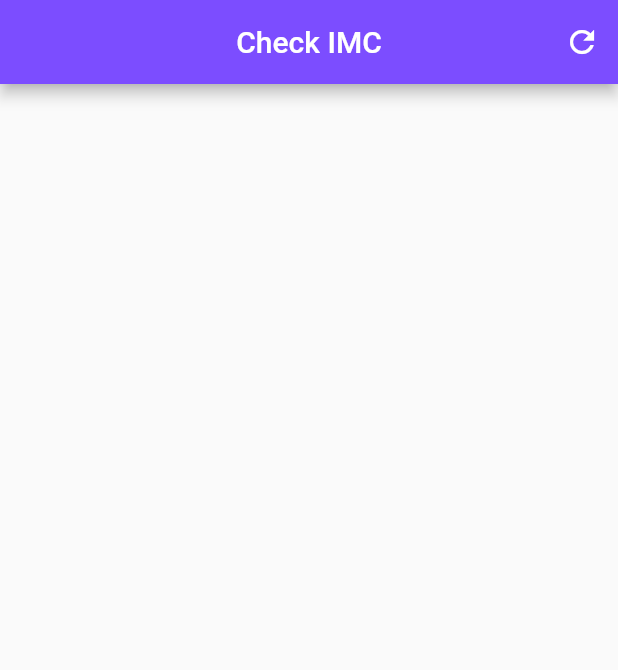
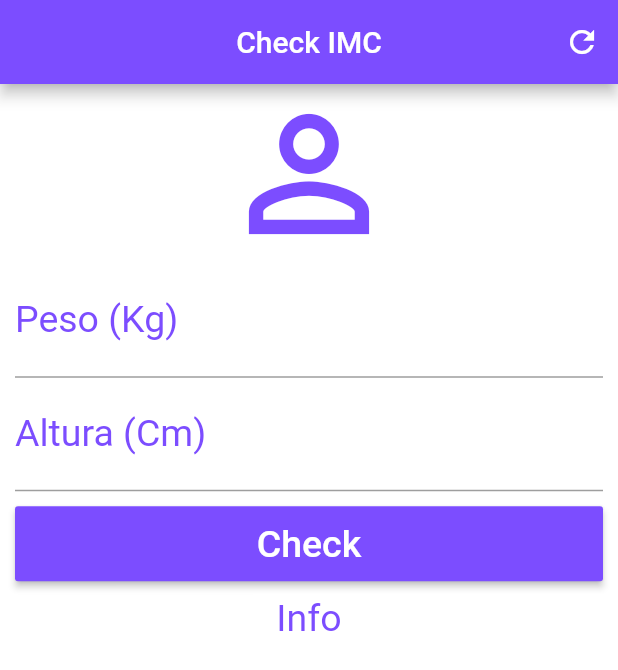
Before and after one commit to carlosync/check-imc, a Flutter app: the screen it shows after launch, on a phone screen of 412 x 824 dp. Shown: the top 670 px of the screen. Run offline on Flutter 3.47's test engine with Material 2 defaults, Android fonts, the phone set to English and light mode, and no system bars.

Commit message:
Criando os campos textField do app e ScrollView para adaptar as telas.
TextField, ScrollView,  RaisedButton

```diff
--- a/check_imc/lib/main.dart
+++ b/check_imc/lib/main.dart
@@ -1,6 +1,6 @@
 import 'package:flutter/material.dart';
 
-void main(){
+void main() {
   runApp(MaterialApp(
     home: Home(),
   ));
@@ -23,6 +23,46 @@ class _HomeState extends State<Home> {
             IconButton(icon: Icon(Icons.refresh), onPressed: () {})
           ],
         ),
+        backgroundColor: Colors.white,
+        body: SingleChildScrollView(
+          padding: EdgeInsets.fromLTRB(10, 0, 10, 0),
+          child: Column(
+            crossAxisAlignment: CrossAxisAlignment.stretch,
+            children: <Widget>[
+              Icon(Icons.person_outline,
+                  size: 120.0, color: Colors.deepPurpleAccent),
+              TextField(
+                keyboardType: TextInputType.number,
+                decoration: InputDecoration(
+                    labelText: "Peso (Kg)",
+                    labelStyle: TextStyle(color: Colors.deepPurpleAccent)),
+                textAlign: TextAlign.center,
+                style: TextStyle(color: Colors.deepPurpleAccent, fontSize: 25.0),
+              ),
+              TextField(
+                keyboardType: TextInputType.text,
+                decoration: InputDecoration(
+                    labelText: "Altura (Cm)",
+                    labelStyle: TextStyle(color: Colors.deepPurpleAccent)),
+                textAlign: TextAlign.center,
+                style: TextStyle(color: Colors.deepPurpleAccent, fontSize: 25.0),
+              ),
+              Padding(
+                padding: EdgeInsets.only(top: 10, bottom: 10),
+                child: Container(
+                  height: 50,
+                  child: RaisedButton(onPressed: (){},
+                    child: Text("Check", style: TextStyle(color: Colors.white, fontSize: 25),),
+                    color: Colors.deepPurpleAccent,
+                  ),
+                ),
+              ),
+              Text("Info",
+                textAlign: TextAlign.center,
+                style: TextStyle(color: Colors.deepPurpleAccent, fontSize: 25),)
+            ],
+          ),
+        ),
     );
   }
 }
```
Lines whose indentation alone changed are shown as unchanged.
